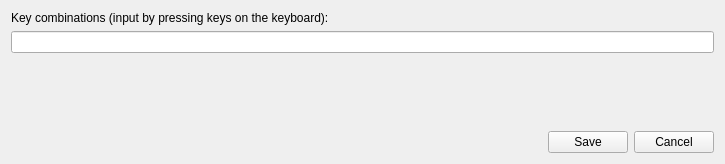
First picture: the form in src/keyactioneditwnd.ui, repository stele95/LinVAM, before the edit.
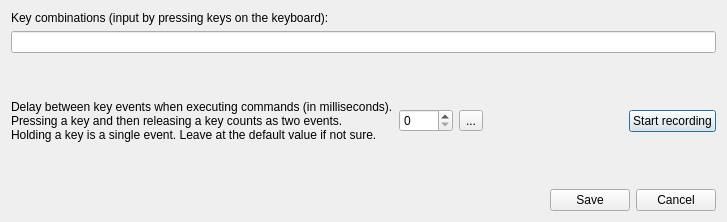
Second picture: the form after the edit. Icons and pictures are not drawn.

Commit message:
Ydotool key events delay (#31)
* change how recording for keys works, add delay

* add delay to execute command

* change max delay to 9999

* update text for delay on UI, remove printing ydotool converted command

* add reset to default button

* rename to DEFAULT_KEY_DELAY_IN_MILLISECONDS

* print command and them execute

Patch:
```diff
--- a/src/keyactioneditwnd.ui
+++ b/src/keyactioneditwnd.ui
@@ -6,14 +6,54 @@
    <rect>
     <x>0</x>
     <y>0</y>
-    <width>725</width>
-    <height>164</height>
+    <width>727</width>
+    <height>222</height>
    </rect>
   </property>
   <property name="windowTitle">
    <string>Key Action Dialog</string>
   </property>
   <layout class="QGridLayout" name="gridLayout">
+   <item row="4" column="0">
+    <spacer name="verticalSpacer_3">
+     <property name="orientation">
+      <enum>Qt::Vertical</enum>
+     </property>
+     <property name="sizeHint" stdset="0">
+      <size>
+       <width>20</width>
+       <height>40</height>
+      </size>
+     </property>
+    </spacer>
+   </item>
+   <item row="1" column="0">
+    <layout class="QHBoxLayout" name="horizontalLayout">
+     <item>
+      <widget class="QLineEdit" name="keyEdit">
+       <property name="enabled">
+        <bool>true</bool>
+       </property>
+       <property name="readOnly">
+        <bool>true</bool>
+       </property>
+      </widget>
+     </item>
+    </layout>
+   </item>
+   <item row="2" column="0">
+    <spacer name="verticalSpacer">
+     <property name="orientation">
+      <enum>Qt::Vertical</enum>
+     </property>
+     <property name="sizeHint" stdset="0">
+      <size>
+       <width>20</width>
+       <height>40</height>
+      </size>
+     </property>
+    </spacer>
+   </item>
    <item row="0" column="0">
     <widget class="QLabel" name="label">
      <property name="text">
@@ -21,20 +61,7 @@
      </property>
     </widget>
    </item>
-   <item row="2" column="0">
-    <spacer name="verticalSpacer_3">
-     <property name="orientation">
-      <enum>Qt::Vertical</enum>
-     </property>
-     <property name="sizeHint" stdset="0">
-      <size>
-       <width>20</width>
-       <height>40</height>
-      </size>
-     </property>
-    </spacer>
-   </item>
-   <item row="3" column="0">
+   <item row="5" column="0">
     <layout class="QHBoxLayout" name="horizontalLayout_3">
      <item>
       <spacer name="horizontalSpacer">
@@ -71,15 +98,63 @@
      </item>
     </layout>
    </item>
-   <item row="1" column="0">
-    <layout class="QHBoxLayout" name="horizontalLayout">
+   <item row="3" column="0">
+    <layout class="QHBoxLayout" name="horizontalLayout_2">
      <item>
-      <widget class="QLineEdit" name="keyEdit">
-       <property name="enabled">
-        <bool>true</bool>
+      <widget class="QLabel" name="label_2">
+       <property name="text">
+        <string>Delay between key events when executing commands (in milliseconds).
+Pressing a key and then releasing a key counts as two events.
+Holding a key is a single event. Leave at the default value if not sure.</string>
        </property>
-       <property name="readOnly">
-        <bool>true</bool>
+      </widget>
+     </item>
+     <item>
+      <widget class="QSpinBox" name="sbDelay">
+       <property name="minimumSize">
+        <size>
+         <width>0</width>
+         <height>0</height>
+        </size>
+       </property>
+       <property name="maximum">
+        <number>9999</number>
+       </property>
+      </widget>
+     </item>
+     <item>
+      <widget class="QToolButton" name="resetDelay">
+       <property name="toolTip">
+        <string>Reset to default value</string>
+       </property>
+       <property name="toolTipDuration">
+        <number>5000</number>
+       </property>
+       <property name="text">
+        <string>...</string>
+       </property>
+       <property name="icon">
+        <iconset theme="edit-reset"/>
+       </property>
+      </widget>
+     </item>
+     <item>
+      <spacer name="horizontalSpacer_2">
+       <property name="orientation">
+        <enum>Qt::Horizontal</enum>
+       </property>
+       <property name="sizeHint" stdset="0">
+        <size>
+         <width>40</width>
+         <height>20</height>
+        </size>
+       </property>
+      </spacer>
+     </item>
+     <item>
+      <widget class="QPushButton" name="recordingButton">
+       <property name="text">
+        <string>Start recording</string>
        </property>
       </widget>
      </item>
```
The commit also changes 5 other files.
